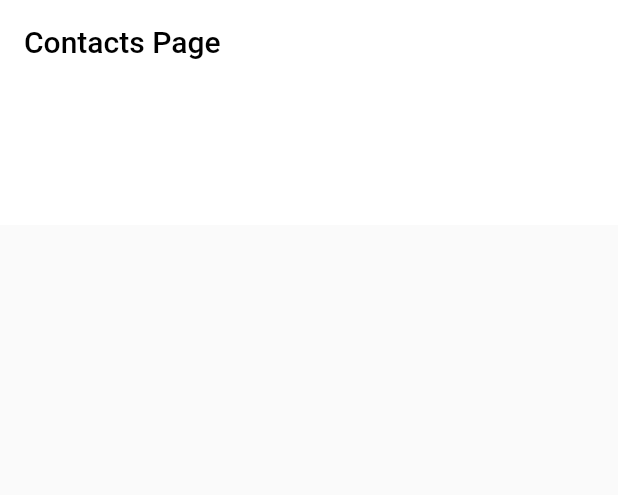
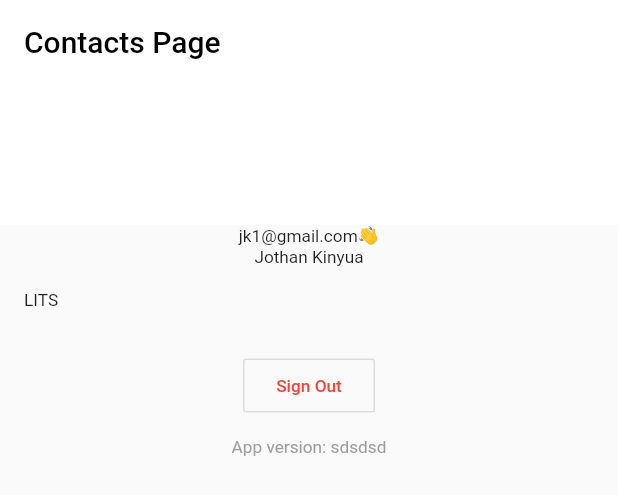
Before and after one commit to CreamyMilk/zukees, a Flutter app: the ProfileTab widget shown alone on an empty page, opened directly, on a phone screen of 412 x 824 dp. Shown: the top 495 px of the screen. Run offline on Flutter 3.47's test engine with Material 2 defaults, Android fonts, the phone set to English and light mode, and no system bars; our stand-ins replace cached_network_image, cloud_firestore, firebase_core, flushbar, flutter_blurhash, hive and 7 more; missing offline and left inert: sms_consent; accounts and stored records are empty.

Commit message:
🗝 SliverRemainig cannot have another sliver as a child

```diff
--- a/lib/tabs/profile_tab.dart
+++ b/lib/tabs/profile_tab.dart
@@ -38,9 +38,8 @@ class ProfileTab extends StatelessWidget {
             elevation: 0.0,
           ),
           SliverFillRemaining(
-            child: SliverList(
-              delegate: SliverChildListDelegate(
-                [
+            child: Column(
+              children: [
                 Text("jk1@gmail.com👋"),
                 Text("Jothan Kinyua"),
                 ListTile(leading: Text("LITS")),
@@ -65,7 +64,6 @@ class ProfileTab extends StatelessWidget {
               ],
             ),
           ),
-          ),
         ],
       ),
     ));
```
Lines whose indentation alone changed are shown as unchanged.
